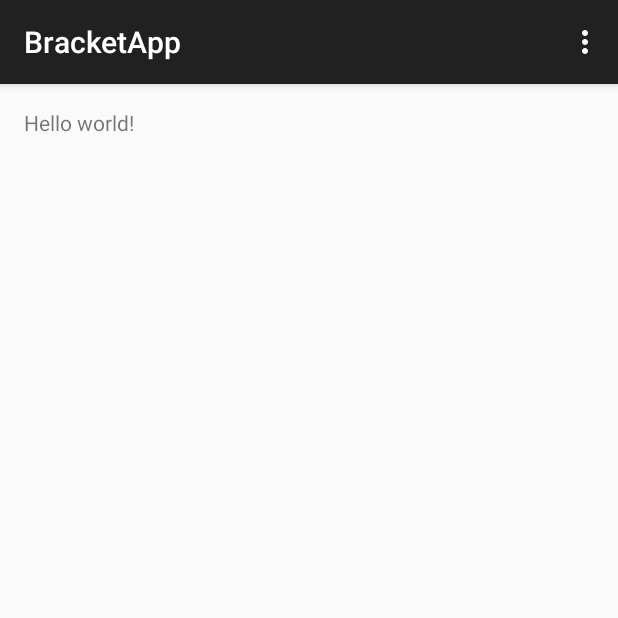
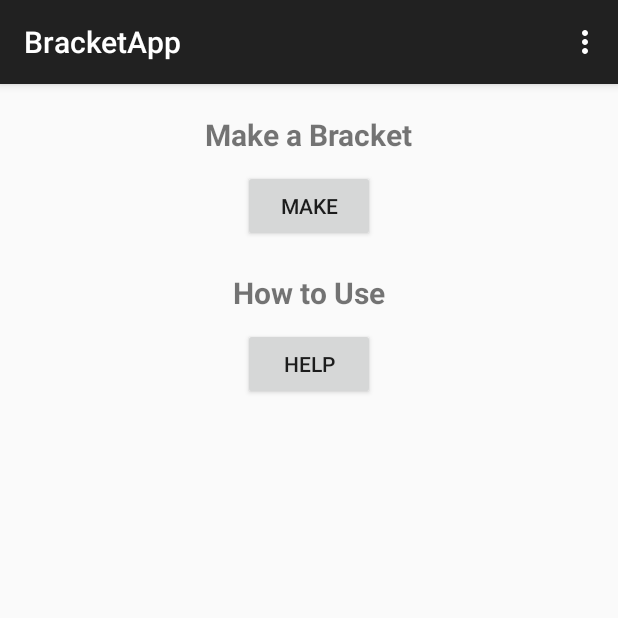
Before and after one commit to aak849/AndroidBracketGenerator0, an Android app: the screen it shows after launch (MainActivity), on a phone screen of 412 x 824 dp, the top half of it. Run offline under Robolectric (Android 15) with nearby library versions, the phone set to English and light mode, and no system bars.

Commit message:
some simple activities

```diff
--- a/app/src/main/res/layout/activity_main.xml
+++ b/app/src/main/res/layout/activity_main.xml
@@ -1,11 +1,37 @@
-<RelativeLayout xmlns:android="http://schemas.android.com/apk/res/android"
+<LinearLayout xmlns:android="http://schemas.android.com/apk/res/android"
     xmlns:tools="http://schemas.android.com/tools" android:layout_width="match_parent"
-    android:layout_height="match_parent" android:paddingLeft="@dimen/activity_horizontal_margin"
-    android:paddingRight="@dimen/activity_horizontal_margin"
-    android:paddingTop="@dimen/activity_vertical_margin"
-    android:paddingBottom="@dimen/activity_vertical_margin" tools:context=".MainActivity">
+    android:layout_height="match_parent"
+    android:padding="20dp"
+    android:gravity="center|top"
+    android:orientation="vertical" tools:context=".MainActivity">
 
-    <TextView android:text="@string/hello_world" android:layout_width="wrap_content"
-        android:layout_height="wrap_content" />
+    <TextView
+        android:layout_width="wrap_content"
+        android:layout_height="wrap_content"
+        android:text="@string/make_bracket_view"
+        android:textStyle="bold"
+        android:textSize="20sp"/>
 
-</RelativeLayout>
+    <Button
+        android:layout_width="wrap_content"
+        android:layout_height="wrap_content"
+        android:text="Make"
+        android:layout_marginTop="10dp"
+        android:onClick="onGetBracketClick"/>
+
+    <TextView
+        android:layout_width="wrap_content"
+        android:layout_height="wrap_content"
+        android:paddingTop="20dp"
+        android:text="@string/help_view"
+        android:textStyle="bold"
+        android:textSize="20sp"/>
+
+    <Button
+        android:layout_width="wrap_content"
+        android:layout_height="wrap_content"
+        android:text="Help"
+        android:layout_marginTop="10dp"
+        android:onClick="onGetHelpClick"/>
+
+</LinearLayout>
--- a/app/src/main/res/values/strings.xml
+++ b/app/src/main/res/values/strings.xml
@@ -3,4 +3,8 @@
 
     <string name="hello_world">Hello world!</string>
     <string name="action_settings">Settings</string>
+    <string name="make_bracket_view">Make a Bracket</string>
+    <string name="enter_number_of_players_button_text">Enter</string>
+    <string name="number_of_players_text">Number of Players:</string>
+    <string name="help_view">How to Use</string>
 </resources>
```
Also changed, not shown: app/src/main/AndroidManifest.xml (+13 -0 lines), app/src/main/java/cs378/bracketapp/BracketScreen.java (added, +28 -0 lines), app/src/main/java/cs378/bracketapp/HelpScreen.java (added, +17 -0 lines), app/src/main/java/cs378/bracketapp/MainActivity.java (+20 -0 lines), app/src/main/java/cs378/bracketapp/SingleElimination.java (added, +20 -0 lines), app/src/main/res/layout/draw_layout.xml (added, +85 -0 lines), app/src/main/res/layout/help_layout.xml (added, +23 -0 lines), app/src/main/res/layout/single_elimination_layout.xml (added, +18 -0 lines), 2 other files.
